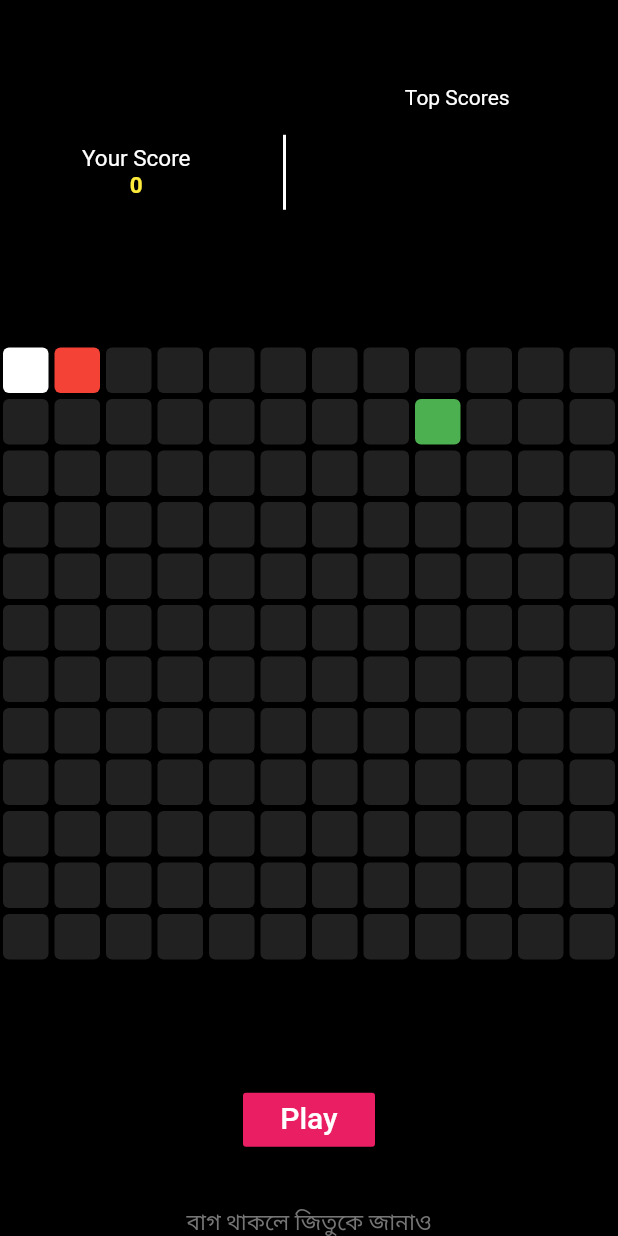
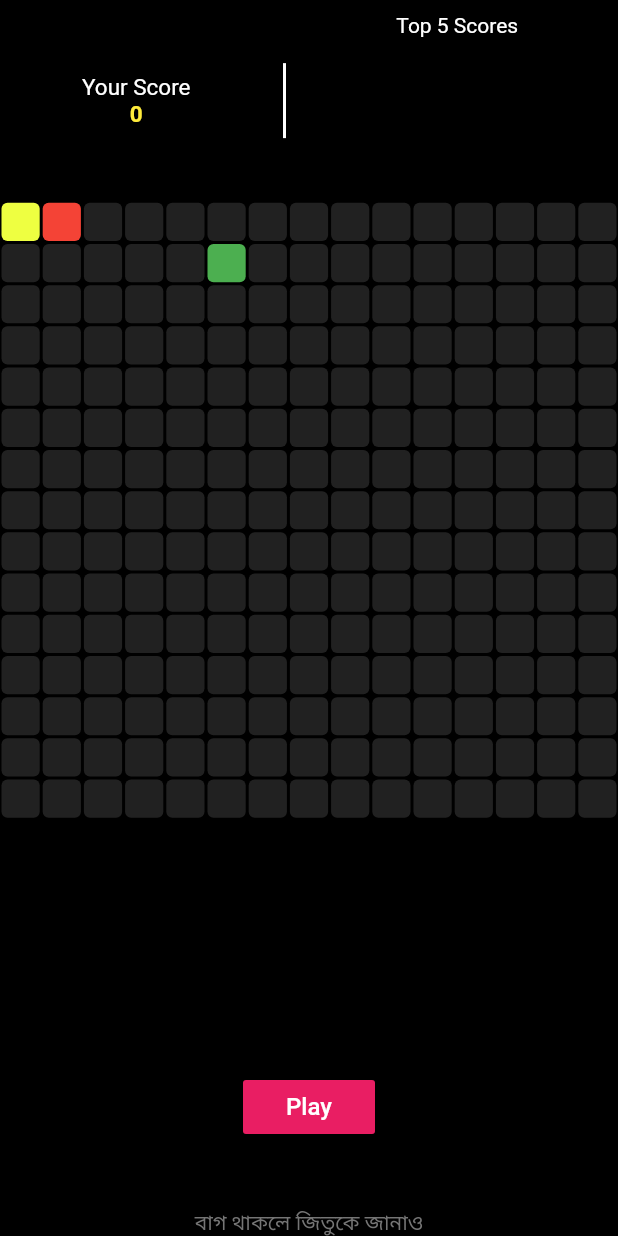
Before and after one commit to Ayad-Mihidabi-Khan-Jitu/simple-snake-game-flutter-firebase, a Flutter app: the screen it shows after launch, on a phone screen of 412 x 824 dp. Run offline on Flutter 3.47's test engine with Material 2 defaults, Android fonts, the light colour scheme and no system bars; our stand-ins replace assets_audio_player, cloud_firestore, firebase_core; accounts and stored records are empty.

Commit message:
snake final with audio

```diff
--- a/lib/SnakeGame/blank_pixel.dart
+++ b/lib/SnakeGame/blank_pixel.dart
@@ -6,8 +6,10 @@
   @override
   Widget build(BuildContext context) {
     return Padding(
-      padding: const EdgeInsets.all(2.0),
+      padding: const EdgeInsets.all(1.0),
       child: Container(
+        height: 1,
+        width: 1,
         decoration: BoxDecoration(
             color: Colors.grey[900],
             borderRadius: BorderRadius.circular(4)
--- a/lib/SnakeGame/food_pixel.dart
+++ b/lib/SnakeGame/food_pixel.dart
@@ -6,8 +6,10 @@
   @override
   Widget build(BuildContext context) {
     return Padding(
-      padding: const EdgeInsets.all(2.0),
+      padding: const EdgeInsets.all(1.0),
       child: Container(
+        height: 1,
+        width: 1,
         decoration: BoxDecoration(
             color: Colors.green,
             borderRadius: BorderRadius.circular(4)
--- a/lib/SnakeGame/home_screen.dart
+++ b/lib/SnakeGame/home_screen.dart
@@ -1,6 +1,7 @@
 import 'dart:async';
 import 'dart:math';
 
+import 'package:assets_audio_player/assets_audio_player.dart';
 import 'package:cloud_firestore/cloud_firestore.dart';
 import 'package:flutter/material.dart';
 import 'package:flutter/services.dart';
@@ -20,7 +21,7 @@
 
 class _HomeScreenState extends State<HomeScreen> {
   //Grid Dimensions
-  int rowSize = 12;
+  int rowSize = 15;
   late int totalNumberOfSquares = rowSize * rowSize;
 
   //game has started
@@ -47,10 +48,32 @@
   List<String> highScoreDocIds = [];
   late final Future? letsGetDocIds;
 
+  //initialize bg music
+  AssetsAudioPlayer audioPlayer = AssetsAudioPlayer();
+  AssetsAudioPlayer audioPlayer1 = AssetsAudioPlayer();
+
   @override
   void initState() {
+    audioPlayer.open(
+      Audio('assets/musics/8-bit-Sheriff.mp3'),
+      loopMode: LoopMode.single,
+      volume: 0.5,
+      autoStart: false,
+      showNotification: false,
+    );
+    audioPlayer1.open(
+      Audio('assets/musics/game-over.wav'),
+      volume: 0.5,
+      autoStart: false,
+      showNotification: false,
+    );
     letsGetDocIds = getDocId();
     super.initState();
+  }
+
+  @override
+  void dispose() {
+    super.dispose();
   }
 
   //getting the doc ids from firestore
@@ -68,6 +91,7 @@
   //start game function
   void startGame() {
     gameHasStarted = true;
+    audioPlayer.play();
     Timer.periodic(const Duration(milliseconds: 200), (timer) {
       setState(() {
         //keep the snake moving
@@ -77,6 +101,8 @@
 
         //is game over
         if (isGameOver()) {
+          audioPlayer.stop();
+          audioPlayer1.play();
           //stop the timer
           timer.cancel();
           //display a message to the player
@@ -147,7 +173,8 @@
     });
   }
 
-  void stopGame(){
+  void stopGame() {
+    audioPlayer.stop();
     time.cancel();
     newGame();
   }
@@ -160,17 +187,19 @@
     }
   }
 
-  void howtoplay(){
+  void howtoplay() {
     showDialog(
         context: context,
         barrierDismissible: false,
         builder: (context) {
           return AlertDialog(
             backgroundColor: Colors.white,
-            title: const Text('How to control the Snake',style: TextStyle(fontWeight: FontWeight.bold,color: Colors.pink)),
+            title: const Text('How to control the Snake',
+                style:
+                    TextStyle(fontWeight: FontWeight.bold, color: Colors.pink)),
             content: SizedBox(
               height: 300,
-              child: Image.asset('assets/ins.PNG'),
+              child: Image.asset('assets/images/ins.PNG'),
             ),
             actions: [
               MaterialButton(
@@ -254,51 +283,57 @@
   @override
   Widget build(BuildContext context) {
     double screenWidth = MediaQuery.of(context).size.width;
-    return Scaffold(
+    double screenHeight = MediaQuery.of(context).size.height;
+    return SafeArea(
+      child: Scaffold(
         backgroundColor: Colors.black,
         body: RawKeyboardListener(
           focusNode: FocusNode(),
           autofocus: true,
-        onKey: (event){
-          if(event.isKeyPressed(LogicalKeyboardKey.keyI) && currentDirection!= SnakeDirection.DOWN)
-          {
+          onKey: (event) {
+            if (event.isKeyPressed(LogicalKeyboardKey.keyI) &&
+                currentDirection != SnakeDirection.DOWN) {
               currentDirection = SnakeDirection.UP;
-          }
-          else if(event.isKeyPressed(LogicalKeyboardKey.keyK) && currentDirection!= SnakeDirection.UP)
-          {
+            } else if (event.isKeyPressed(LogicalKeyboardKey.keyK) &&
+                currentDirection != SnakeDirection.UP) {
               currentDirection = SnakeDirection.DOWN;
-          }
-          else if(event.isKeyPressed(LogicalKeyboardKey.keyJ) && currentDirection!= SnakeDirection.RIGHT)
-          {
+            } else if (event.isKeyPressed(LogicalKeyboardKey.keyJ) &&
+                currentDirection != SnakeDirection.RIGHT) {
               currentDirection = SnakeDirection.LEFT;
-          }
-          else if(event.isKeyPressed(LogicalKeyboardKey.keyL) && currentDirection!= SnakeDirection.LEFT){
+            } else if (event.isKeyPressed(LogicalKeyboardKey.keyL) &&
+                currentDirection != SnakeDirection.LEFT) {
               currentDirection = SnakeDirection.RIGHT;
             }
-
           },
           child: SizedBox(
             width: screenWidth > 428 ? 428 : screenWidth,
+            //height: screenHeight > 500 ? 500 : screenHeight,
             child: Column(children: [
               //Your Score & HighScore
               Expanded(
-              flex: 2,
                 child: Row(
                   mainAxisAlignment: MainAxisAlignment.spaceEvenly,
                   children: [
                     Column(
                       mainAxisAlignment: MainAxisAlignment.center,
                       children: [
-                      const Text('Your Score', style: TextStyle(fontSize: 15)),
+                        const Text('Your Score',
+                            style: TextStyle(fontSize: 15)),
                         Text(currentScore.toString(),
-                          style: const TextStyle(fontSize: 15,fontWeight: FontWeight.bold,color: Colors.yellow)),
+                            style: const TextStyle(
+                                fontSize: 15,
+                                fontWeight: FontWeight.bold,
+                                color: Colors.yellow)),
                       ],
                     ),
-                  const SizedBox(height:50, child: VerticalDivider(thickness: 2, color: Colors.white)),
+                    const SizedBox(
+                        height: 50,
+                        child:
+                            VerticalDivider(thickness: 2, color: Colors.white)),
                     Column(
                       mainAxisAlignment: MainAxisAlignment.center,
                       children: [
-                      const Text('Top Scores'),
+                        const Text('Top 5 Scores'),
                         SizedBox(
                           height: 100,
                           width: 105,
@@ -308,10 +343,13 @@
                                   future: letsGetDocIds,
                                   builder: (context, snapshot) {
                                     return ListView.builder(
+                                      shrinkWrap: true,
+                                        scrollDirection: Axis.vertical,
                                         itemCount: highScoreDocIds.length,
                                         itemBuilder: (context, index) {
                                           return HighScoreTile(
-                                              documentId: highScoreDocIds[index]);
+                                              documentId:
+                                                  highScoreDocIds[index]);
                                         });
                                   }),
                         ),
@@ -348,6 +386,7 @@
                     }
                   },
                   child: GridView.builder(
+                    shrinkWrap: true,
                     itemCount: totalNumberOfSquares,
                     physics: const NeverScrollableScrollPhysics(),
                     gridDelegate: SliverGridDelegateWithFixedCrossAxisCount(
@@ -372,20 +411,25 @@
               Expanded(
                 child: Center(
                   child: MaterialButton(
-                  color: gameHasStarted ? Colors.orange : Colors.pink,
-                  onPressed: gameHasStarted ? () => stopGame() : (){
+                    color: gameHasStarted ? Colors.deepOrange : Colors.pink,
+                    onPressed: gameHasStarted
+                        ? () => stopGame()
+                        : () {
                             howtoplay();
                             //startGame();
                           },
                     child: Padding(
-                    padding: EdgeInsets.only(top: 5, bottom: 8),
-                    child: Text(gameHasStarted ? 'Stop': 'Play', style: TextStyle(fontSize: 20)),
+                      padding: screenHeight>400 ? EdgeInsets.only() : EdgeInsets.only(top: 4, bottom: 8),
+                      child: Text(gameHasStarted ? 'Stop' : 'Play',
+                          style: TextStyle(fontSize: 16)),
                     ),
                   ),
                 ),
               ),
-            Text('বাগ থাকলে জিতুকে জানাও', style: TextStyle(fontSize: 15,color: Colors.grey[600])),
+              Text('বাগ থাকলে জিতুকে জানাও',
+                  style: TextStyle(fontSize: 14, color: Colors.grey[600])),
             ]),
+          ),
         ),
       ),
     );
--- a/lib/SnakeGame/snake_pixel.dart
+++ b/lib/SnakeGame/snake_pixel.dart
@@ -8,10 +8,12 @@
   @override
   Widget build(BuildContext context) {
     return Padding(
-      padding: const EdgeInsets.all(2.0),
+      padding: const EdgeInsets.all(1.0),
       child: Container(
+        height: 1,
+        width: 1,
         decoration: BoxDecoration(
-            color: listposi.last==curr? Colors.red:Colors.white,
+            color: listposi.last==curr? Colors.red:Colors.limeAccent,
             borderRadius: BorderRadius.circular(4)
 
         ),
```
Also changed, not shown: lib/SnakeGame/audio_control.dart (added, +24 -0 lines), pubspec.yaml (+6 -1 lines), assets/images/ins.PNG (renamed from assets/ins.PNG), pubspec.lock, 3 other files. Lines whose indentation alone changed are shown as unchanged.
